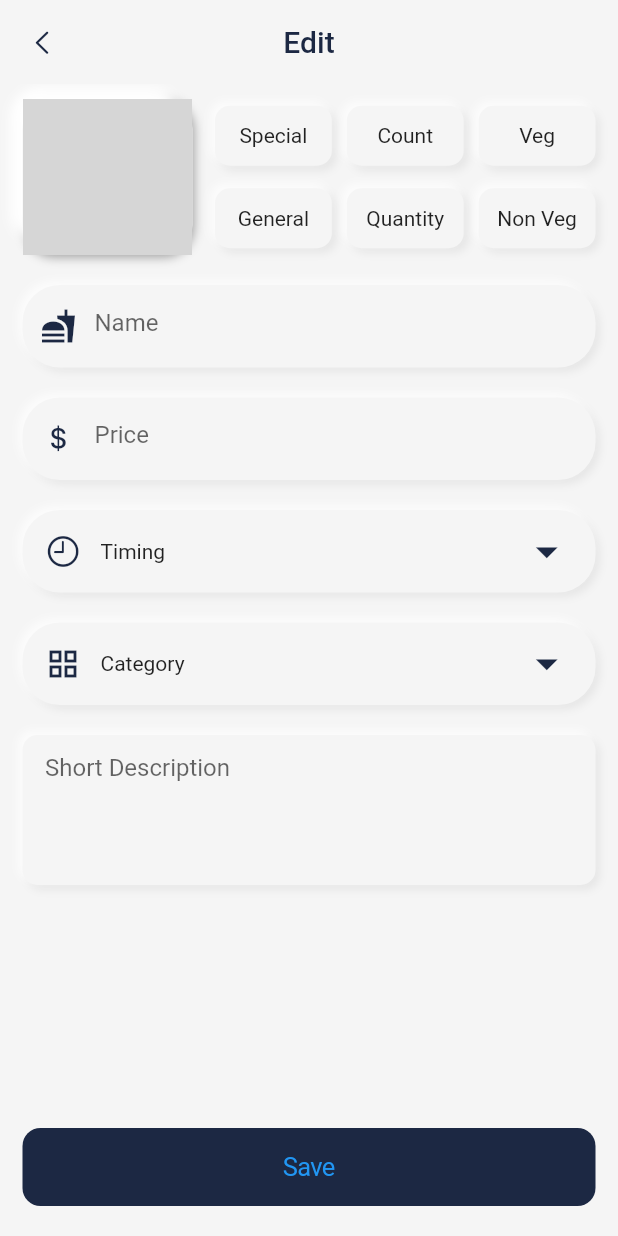
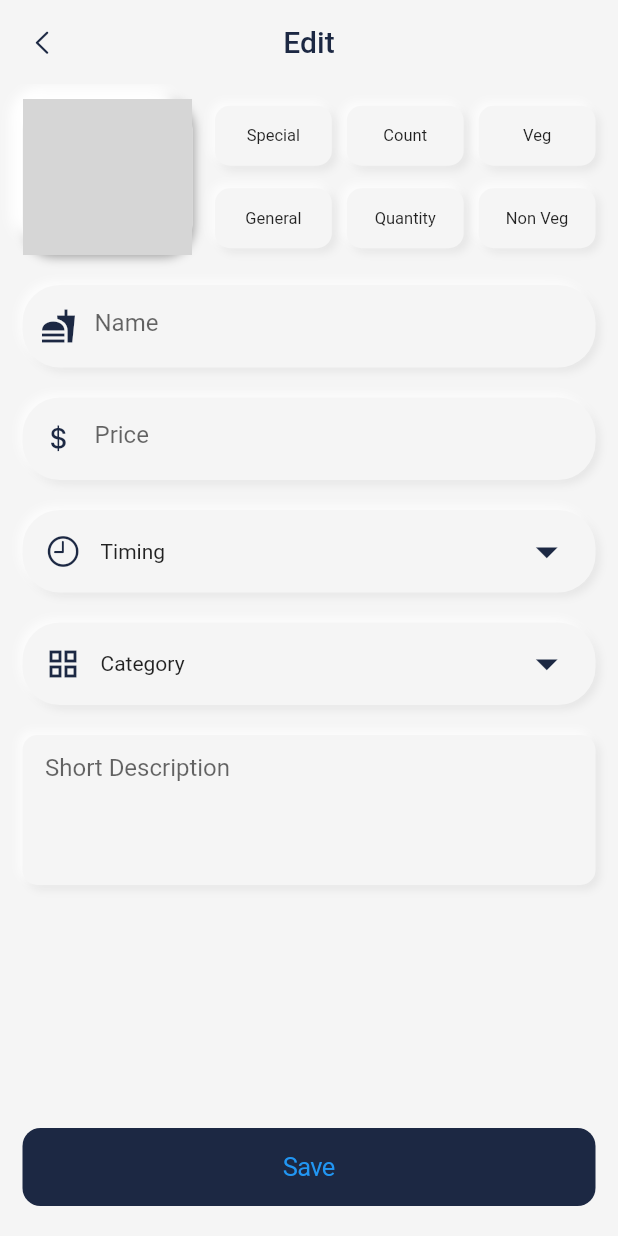
Before and after one commit to heernaranggupta/restaurantflutter, a Flutter app: the screen it shows after launch, after a tap on the "edit" icon, after a tap on "Edit", on a phone screen of 412 x 824 dp. Run offline on Flutter 3.47's test engine with Material 2 defaults, Android fonts, the phone set to English and light mode, and no system bars; network calls fail; grey boxes are pictures that could not be loaded.

Commit message:
minor changes

```diff
--- a/lib/constants.dart
+++ b/lib/constants.dart
@@ -5,7 +5,7 @@ import 'package:flutter/material.dart';
 const appColor = Color(0xfff5f5f5);
 const fontColor = Color(0xff1c2843);
 
-bool isMenuScreen = true;
+// bool isMenuScreen = true;
 bool isEditScreen = false;
 
 const List<BoxShadow> boxShadowSmall = const [
--- a/lib/main.dart
+++ b/lib/main.dart
@@ -33,7 +33,6 @@ class MyApp extends StatelessWidget {
           iconTheme: IconThemeData(
             color: Color(0xff1c2843),
           ),
-
         ),
       ),
     );
@@ -68,12 +67,17 @@ class _HomePageState extends State<HomePage> {
             GestureDetector(
                 child: Icon(Icons.fastfood_sharp),
                 onTap: () {
-                  if (isMenuScreen == false) {
-                    setState(() {
-                      isMenuScreen = true;
+                  // if (isMenuScreen == false) {
+                  //   setState(() {
+                  //     isMenuScreen = true;
+                  //     isEditScreen = false;
+                  //   });
+                  // }
+                  setState(() {
+                    if (isEditScreen) {
                       isEditScreen = false;
-                    });
-                  }
+                    }
+                  });
                 }),
             buildSizedBox(mediaQuery),
             GestureDetector(child: Icon(Icons.grid_view), onTap: () {}),
@@ -83,12 +87,20 @@ class _HomePageState extends State<HomePage> {
             GestureDetector(
                 child: Icon(Icons.edit),
                 onTap: () {
-                  if (isEditScreen == false) {
-                    setState(() {
-                      isMenuScreen = false;
-                      isEditScreen = true;
-                    });
-                  }
+                  // if (isEditScreen == false) {
+                  //   setState(() {
+                  //     isMenuScreen = false;
+                  //     isEditScreen = true;
+                  //   });
+                  // } else if (isEditScreen == true) {
+                  //   setState(() {
+                  //     isMenuScreen = true;
+                  //     isEditScreen = false;
+                  //   });
+                  // }
+                  setState(() {
+                    isEditScreen = !isEditScreen;
+                  });
                 }),
             buildSizedBox(mediaQuery),
           ],
--- a/lib/screens/edit_screen.dart
+++ b/lib/screens/edit_screen.dart
@@ -43,7 +43,11 @@ class _EditItemsState extends State<EditItems> {
         boxShadow: boxShadowSmall,
         color: appColor,
       ),
-      child: Center(child: Text(title)),
+      child: FittedBox(
+          child: Text(
+        title,
+        style: TextStyle(fontSize: 11),
+      )),
     );
   }
 
@@ -230,6 +234,9 @@ class _EditItemsState extends State<EditItems> {
                         onTap: () {
                           setState(() {
                             isExpandedTiming = !isExpandedTiming;
+                            if (isExpandedCategories) {
+                              isExpandedCategories = false;
+                            }
                           });
                         },
                         child: Row(
@@ -242,8 +249,12 @@ class _EditItemsState extends State<EditItems> {
                                 Text('Timing'),
                               ],
                             ),
-                            Icon(Icons.arrow_drop_down,
-                                color: fontColor, size: 35),
+                            Icon(
+                                !isExpandedTiming
+                                    ? Icons.arrow_drop_down
+                                    : Icons.arrow_drop_up,
+                                color: fontColor,
+                                size: 35),
                           ],
                         ),
                       ),
@@ -308,6 +319,9 @@ class _EditItemsState extends State<EditItems> {
                         onTap: () {
                           setState(() {
                             isExpandedCategories = !isExpandedCategories;
+                            if (isExpandedTiming) {
+                              isExpandedTiming = false;
+                            }
                           });
                         },
                         child: Row(
@@ -320,8 +334,12 @@ class _EditItemsState extends State<EditItems> {
                                 Text('Category'),
                               ],
                             ),
-                            Icon(Icons.arrow_drop_down,
-                                color: fontColor, size: 35),
+                            Icon(
+                                !isExpandedCategories
+                                    ? Icons.arrow_drop_down
+                                    : Icons.arrow_drop_up,
+                                color: fontColor,
+                                size: 35),
                           ],
                         ),
                       ),
@@ -330,13 +348,14 @@ class _EditItemsState extends State<EditItems> {
                 ),
                 Container(
                   padding: EdgeInsets.symmetric(horizontal: 15),
-                  margin: EdgeInsets.only(top: 20,bottom: 20),
+                  margin: EdgeInsets.only(top: 20, bottom: 20),
                   decoration: BoxDecoration(
                     borderRadius: BorderRadius.all(Radius.circular(10.0)),
                     color: appColor,
                     boxShadow: boxShadowSmall,
                   ),
                   child: TextField(
+                    scrollPhysics: BouncingScrollPhysics(),
                     maxLines: 4,
                     cursorColor: fontColor,
                     decoration: InputDecoration(
--- a/lib/widgets/other_food_items.dart
+++ b/lib/widgets/other_food_items.dart
@@ -84,7 +84,7 @@ class OtherFoodItems extends StatelessWidget {
                 alignment: Alignment.center,
                 height: 120,
                 child: Text(
-                  isMenuScreen ? '238 Rs.' : 'Edit',
+                  !isEditScreen ? '238 Rs.' : 'Edit',
                   style: TextStyle(
                     color: Colors.white,
                     fontSize: 18,
--- a/lib/widgets/speciality_item.dart
+++ b/lib/widgets/speciality_item.dart
@@ -88,7 +88,7 @@ class SpecialityItem extends StatelessWidget {
               width: 90,
               alignment: Alignment.center,
               height: 120,
-              child: isMenuScreen
+              child: !isEditScreen
                   ? buildText('238 Rs')
                   : GestureDetector(
                       child: buildText('Edit'),
```
